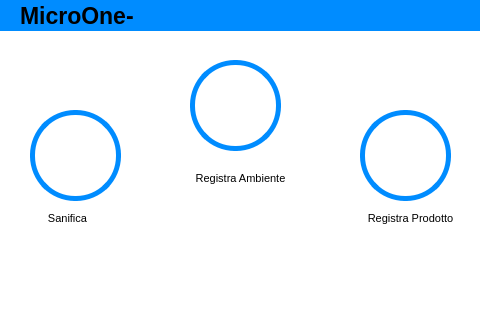
Above: view/main_window.ui from ISacchitella/MicroOne_v1.1 before the change. Below: the same form after it.
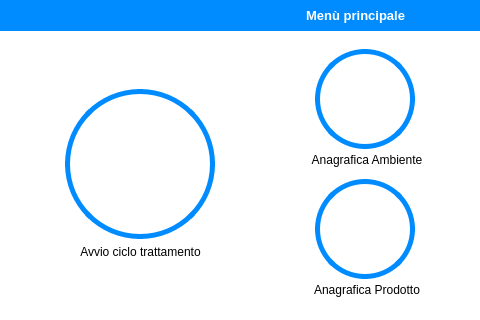
That is the form after the change. Icons and pictures are not drawn.

Diff of the .ui file:
```diff
--- a/view/main_window.ui
+++ b/view/main_window.ui
@@ -13,6 +13,17 @@
     <height>320</height>
    </rect>
   </property>
+  <property name="sizePolicy">
+   <sizepolicy hsizetype="Preferred" vsizetype="Fixed">
+    <horstretch>0</horstretch>
+    <verstretch>0</verstretch>
+   </sizepolicy>
+  </property>
+  <property name="font">
+   <font>
+    <pointsize>8</pointsize>
+   </font>
+  </property>
   <property name="tabletTracking">
    <bool>false</bool>
   </property>
@@ -33,16 +44,22 @@
    <widget class="QPushButton" name="reg_ambiente_btn">
     <property name="geometry">
      <rect>
-      <x>190</x>
-      <y>60</y>
-      <width>91</width>
-      <height>91</height>
+      <x>315</x>
+      <y>49</y>
+      <width>100</width>
+      <height>100</height>
      </rect>
     </property>
+    <property name="sizePolicy">
+     <sizepolicy hsizetype="Minimum" vsizetype="Preferred">
+      <horstretch>0</horstretch>
+      <verstretch>0</verstretch>
+     </sizepolicy>
+    </property>
     <property name="maximumSize">
      <size>
-      <width>91</width>
-      <height>91</height>
+      <width>100</width>
+      <height>100</height>
      </size>
     </property>
     <property name="font">
@@ -53,7 +70,7 @@
     <property name="styleSheet">
      <string notr="true">background-color: rgb(255, 255, 255);
       border: 5px solid rgb(0,140,255);
-      border-radius:45px;
+border-radius:50px;
      </string>
     </property>
     <property name="text">
@@ -73,16 +90,16 @@
    <widget class="QPushButton" name="reg_prodotto_btn">
     <property name="geometry">
      <rect>
-      <x>360</x>
-      <y>110</y>
-      <width>91</width>
-      <height>91</height>
+      <x>315</x>
+      <y>179</y>
+      <width>100</width>
+      <height>100</height>
      </rect>
     </property>
     <property name="maximumSize">
      <size>
-      <width>91</width>
-      <height>91</height>
+      <width>100</width>
+      <height>100</height>
      </size>
     </property>
     <property name="font">
@@ -93,7 +110,7 @@
     <property name="styleSheet">
      <string notr="true">background-color: rgb(255, 255, 255);
       border: 5px solid rgb(0,140,255);
-      border-radius:45px;
+      border-radius:50px;
      </string>
     </property>
     <property name="text">
@@ -113,10 +130,10 @@
    <widget class="QPushButton" name="poweroff_btn">
     <property name="geometry">
      <rect>
-      <x>10</x>
-      <y>270</y>
-      <width>51</width>
-      <height>41</height>
+      <x>0</x>
+      <y>40</y>
+      <width>81</width>
+      <height>61</height>
      </rect>
     </property>
     <property name="font">
@@ -140,15 +157,16 @@
    <widget class="QLabel" name="sanifica_label">
     <property name="geometry">
      <rect>
-      <x>40</x>
-      <y>210</y>
-      <width>55</width>
+      <x>63</x>
+      <y>244</y>
+      <width>155</width>
       <height>16</height>
      </rect>
     </property>
     <property name="font">
      <font>
-      <pointsize>8</pointsize>
+      <family>Segoe UI</family>
+      <pointsize>9</pointsize>
       <weight>50</weight>
       <bold>false</bold>
      </font>
@@ -160,7 +178,7 @@
      <string notr="true">color: rgb(0, 0, 0);</string>
     </property>
     <property name="text">
-     <string>Sanifica</string>
+     <string>Avvio ciclo trattamento</string>
     </property>
     <property name="textFormat">
      <enum>Qt::AutoText</enum>
@@ -172,16 +190,16 @@
    <widget class="QPushButton" name="sanifica_btn">
     <property name="geometry">
      <rect>
-      <x>30</x>
-      <y>110</y>
-      <width>91</width>
-      <height>91</height>
+      <x>65</x>
+      <y>89</y>
+      <width>150</width>
+      <height>150</height>
      </rect>
     </property>
     <property name="maximumSize">
      <size>
-      <width>91</width>
-      <height>91</height>
+      <width>200</width>
+      <height>200</height>
      </size>
     </property>
     <property name="font">
@@ -198,7 +216,7 @@
     <property name="styleSheet">
      <string notr="true">color: rgb(0, 0, 0);
       background-color: rgb(255, 255, 255);
-      border-radius:45px;
+      border-radius:75px;
       border: 5px solid rgb(0,140,255);
      </string>
     </property>
@@ -219,15 +237,16 @@
    <widget class="QLabel" name="registra_p_label">
     <property name="geometry">
      <rect>
-      <x>350</x>
-      <y>210</y>
-      <width>121</width>
-      <height>16</height>
+      <x>292</x>
+      <y>279</y>
+      <width>150</width>
+      <height>21</height>
      </rect>
     </property>
     <property name="font">
      <font>
-      <pointsize>8</pointsize>
+      <family>Segoe UI</family>
+      <pointsize>9</pointsize>
       <weight>50</weight>
       <bold>false</bold>
      </font>
@@ -239,7 +258,7 @@
      <string notr="true">color: rgb(0, 0, 0);</string>
     </property>
     <property name="text">
-     <string>Registra Prodotto</string>
+     <string>Anagrafica Prodotto</string>
     </property>
     <property name="textFormat">
      <enum>Qt::AutoText</enum>
@@ -251,15 +270,16 @@
    <widget class="QLabel" name="registra_a_label">
     <property name="geometry">
      <rect>
-      <x>180</x>
-      <y>170</y>
-      <width>121</width>
-      <height>16</height>
+      <x>292</x>
+      <y>150</y>
+      <width>150</width>
+      <height>20</height>
      </rect>
     </property>
     <property name="font">
      <font>
-      <pointsize>8</pointsize>
+      <family>Segoe UI</family>
+      <pointsize>9</pointsize>
       <weight>50</weight>
       <bold>false</bold>
      </font>
@@ -271,7 +291,7 @@
      <string notr="true">color: rgb(0, 0, 0);</string>
     </property>
     <property name="text">
-     <string>Registra Ambiente</string>
+     <string>Anagrafica Ambiente</string>
     </property>
     <property name="textFormat">
      <enum>Qt::AutoText</enum>
@@ -299,17 +319,18 @@
    <widget class="QLabel" name="serial_label">
     <property name="geometry">
      <rect>
-      <x>20</x>
-      <y>6</y>
-      <width>191</width>
-      <height>20</height>
+      <x>70</x>
+      <y>0</y>
+      <width>211</width>
+      <height>31</height>
      </rect>
     </property>
     <property name="font">
      <font>
-      <pointsize>17</pointsize>
-      <weight>75</weight>
-      <bold>true</bold>
+      <pointsize>10</pointsize>
+      <weight>50</weight>
+      <bold>false</bold>
+      <stylestrategy>PreferDefault</stylestrategy>
      </font>
     </property>
     <property name="styleSheet">
@@ -323,9 +344,9 @@
    <widget class="QPushButton" name="settings_btn">
     <property name="geometry">
      <rect>
-      <x>400</x>
+      <x>390</x>
       <y>0</y>
-      <width>61</width>
+      <width>81</width>
       <height>31</height>
      </rect>
     </property>
@@ -343,6 +364,69 @@
      <bool>true</bool>
     </property>
    </widget>
+   <widget class="QLabel" name="label_2">
+    <property name="geometry">
+     <rect>
+      <x>195</x>
+      <y>0</y>
+      <width>210</width>
+      <height>31</height>
+     </rect>
+    </property>
+    <property name="font">
+     <font>
+      <family>Segoe UI</family>
+      <pointsize>10</pointsize>
+      <weight>75</weight>
+      <bold>true</bold>
+     </font>
+    </property>
+    <property name="layoutDirection">
+     <enum>Qt::LeftToRight</enum>
+    </property>
+    <property name="styleSheet">
+     <string notr="true">background-color: rgb(0, 140, 255);
+color: rgb(255, 255, 255);</string>
+    </property>
+    <property name="text">
+     <string>Menù principale</string>
+    </property>
+    <property name="alignment">
+     <set>Qt::AlignRight|Qt::AlignTrailing|Qt::AlignVCenter</set>
+    </property>
+   </widget>
+   <widget class="QPushButton" name="pushButton">
+    <property name="geometry">
+     <rect>
+      <x>0</x>
+      <y>0</y>
+      <width>171</width>
+      <height>28</height>
+     </rect>
+    </property>
+    <property name="styleSheet">
+     <string notr="true">image: url(:/microone_logo/res/Microne Bianco.png);
+background-color: rgb(0, 140, 255);</string>
+    </property>
+    <property name="text">
+     <string/>
+    </property>
+    <property name="flat">
+     <bool>true</bool>
+    </property>
+   </widget>
+   <zorder>serial_label</zorder>
+   <zorder>reg_ambiente_btn</zorder>
+   <zorder>reg_prodotto_btn</zorder>
+   <zorder>poweroff_btn</zorder>
+   <zorder>sanifica_label</zorder>
+   <zorder>sanifica_btn</zorder>
+   <zorder>registra_p_label</zorder>
+   <zorder>registra_a_label</zorder>
+   <zorder>label</zorder>
+   <zorder>settings_btn</zorder>
+   <zorder>pushButton</zorder>
+   <zorder>label_2</zorder>
   </widget>
  </widget>
  <resources>
```
Left out of the diff: 5 changed lines with no effect on the pictures.
